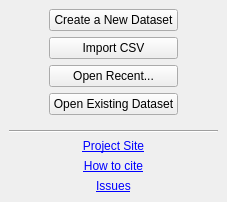
First picture: the form in src/rc_metastudio/forms/welcome_page.ui, repository AliSalman-et-al/rc-metastudio, before the edit.
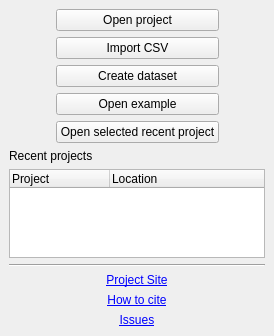
Second picture: the form after the edit. Icons and pictures are not drawn.

The edit to the form file:
```diff
--- a/src/rc_metastudio/forms/welcome_page.ui
+++ b/src/rc_metastudio/forms/welcome_page.ui
@@ -53,9 +53,9 @@
      <item>
       <layout class="QVBoxLayout" name="verticalLayout">
        <item>
-        <widget class="QPushButton" name="create_new_btn">
+        <widget class="QPushButton" name="open_btn">
          <property name="text">
-          <string>Create a New Dataset</string>
+          <string>Open project</string>
          </property>
          <property name="icon">
           <iconset resource="../images/icons.qrc">
@@ -74,22 +74,28 @@
          </property>
         </widget>
        </item>
+       <item>
+        <widget class="QPushButton" name="create_new_btn">
+         <property name="text">
+          <string>Create dataset</string>
+         </property>
+         <property name="icon">
+          <iconset resource="../images/icons.qrc">
+           <normaloff>:/icons/actions/new-dataset.svg</normaloff>:/icons/actions/new-dataset.svg</iconset>
+         </property>
+        </widget>
+       </item>
+       <item>
+        <widget class="QPushButton" name="open_example_btn">
+         <property name="text">
+          <string>Open example</string>
+         </property>
+         <property name="accessibleName"><string>Open an example project</string></property>
+        </widget>
+       </item>
        <item>
         <widget class="QPushButton" name="open_recent_btn">
-         <property name="text">
-          <string>Open Recent...</string>
-         </property>
-         <property name="icon">
-          <iconset resource="../images/icons.qrc">
-           <normaloff>:/icons/actions/open.svg</normaloff>:/icons/actions/open.svg</iconset>
-         </property>
-        </widget>
-       </item>
-       <item>
-        <widget class="QPushButton" name="open_btn">
-         <property name="text">
-          <string>Open Existing Dataset</string>
-         </property>
+         <property name="text"><string>Open selected recent project</string></property>
          <property name="icon">
           <iconset resource="../images/icons.qrc">
            <normaloff>:/icons/actions/open.svg</normaloff>:/icons/actions/open.svg</iconset>
@@ -113,6 +119,18 @@
      </item>
         </layout>
        </item>
+       <item>
+        <widget class="QLabel" name="recent_projects_label">
+         <property name="text"><string>Recent projects</string></property>
+        </widget>
+       </item>
+       <item>
+        <widget class="QTreeWidget" name="recent_projects_list">
+         <property name="accessibleName"><string>Recent projects</string></property>
+         <column><property name="text"><string>Project</string></property></column>
+         <column><property name="text"><string>Location</string></property></column>
+        </widget>
+       </item>
    <item>
     <spacer name="verticalSpacer_2">
      <property name="orientation">
```
Left out of the diff: 2 changed lines with no effect on the pictures.
